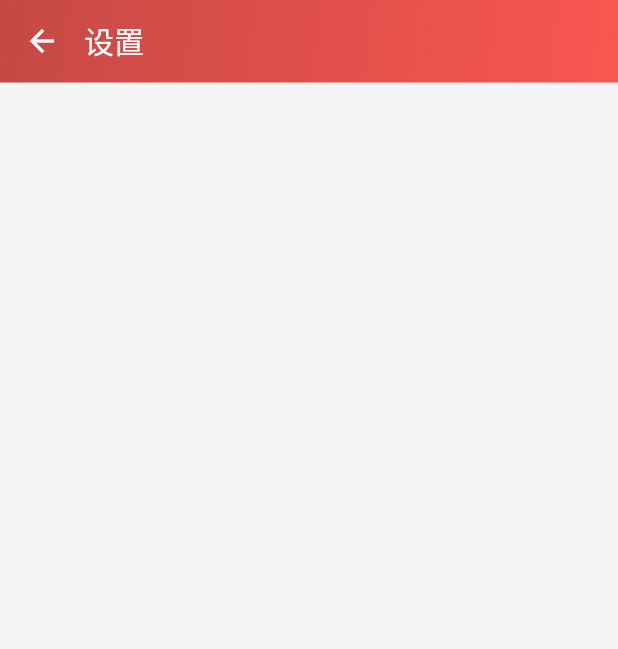
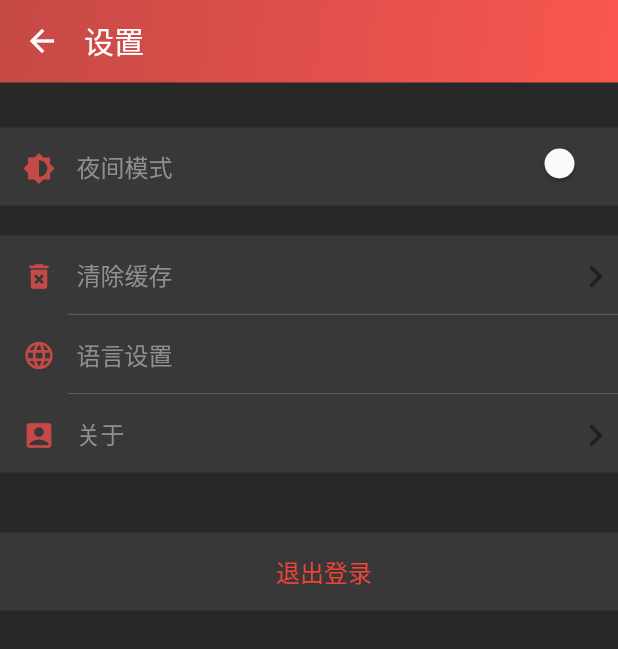
Before and after one commit to xing16/WanAndroid-Flutter, a Flutter app: the MinePage screen opened directly, after a tap on "设置", on a phone screen of 412 x 824 dp. Shown: the top 649 px of the screen. Run offline on Flutter 3.47's test engine with Material 2 defaults, Android fonts, the phone set to English and light mode, and no system bars; our stand-ins replace dio, webview_flutter; missing offline and left inert: banner; network calls fail.

Commit message:
完成设置页

```diff
--- a/lib/main.dart
+++ b/lib/main.dart
@@ -25,7 +25,7 @@ class MyApp extends StatelessWidget {
   Widget build(BuildContext context) {
     return MaterialApp(
       title: 'Flutter Demo',
-      theme: getTheme(isDarkMode: false),
+      theme: getTheme(isDarkMode: true),
       home: MainPage(),
       routes: {
         "login": (BuildContext context) => LoginPage(),
@@ -61,6 +61,9 @@ class MyApp extends StatelessWidget {
         body1: isDarkMode
             ? TextStyle(color: Colours.darkAppText)
             : TextStyle(color: Colours.appText),
+        subtitle: isDarkMode
+            ? TextStyle(color: Colors.amber)
+            : TextStyle(color: Colors.cyan),
       ),
       bottomSheetTheme: BottomSheetThemeData(
         backgroundColor:
--- a/lib/pages/home.dart
+++ b/lib/pages/home.dart
@@ -121,7 +121,9 @@ class HomePageState extends State<HomePage> {
                       dataList[index].author.isEmpty
                           ? dataList[index].shareUser
                           : dataList[index].author,
-                      style: TextStyle(),
+                      style: TextStyle(
+                        fontSize: 14,
+                      ),
                     ),
                   ),
                   Container(
@@ -145,7 +147,7 @@ class HomePageState extends State<HomePage> {
     print("casdcasdc");
     return new BannerView(
       data: ['a', 'b', 'c'],
-      height: 200,
+      height: 180,
       buildShowView: (index, data) {
         return Container(
           child: FadeInImage.assetNetwork(
--- a/lib/pages/mine.dart
+++ b/lib/pages/mine.dart
@@ -1,9 +1,9 @@
 import 'package:flutter/material.dart';
 import 'package:wanandroid_flutter/pages/settings.dart';
 import 'package:wanandroid_flutter/res/colors.dart';
+import 'package:wanandroid_flutter/widgets/bezier_clipper.dart';
 import 'package:wanandroid_flutter/widgets/gradient_appbar.dart';
-
-import '../widgets/bezier_clipper.dart';
+import 'package:wanandroid_flutter/widgets/item_creator.dart';
 
 class MinePage extends StatefulWidget {
   @override
@@ -70,7 +70,7 @@ class MinePageState extends State<MinePage> {
                                       ClipOval(
                                         child: FadeInImage.assetNetwork(
                                             placeholder:
-                                                "images/android_logo.jpg",
+                                                "images/avatar_def.png",
                                             image:
                                                 "https://user-gold-cdn.xitu.io/2019/1/9/168329d14a4d9f35",
                                             width: 80,
@@ -96,7 +96,7 @@ class MinePageState extends State<MinePage> {
                           ),
                           Column(
                             children: <Widget>[
-                              createMineItem(
+                              ItemCreator.createItem(
                                 context,
                                 Icons.favorite,
                                 "收藏",
@@ -105,9 +105,9 @@ class MinePageState extends State<MinePage> {
                                 },
                                 margin: EdgeInsets.only(top: 20),
                               ),
-                              createMineItem(
+                              ItemCreator.createItem(
                                 context,
-                                Icons.format_color_fill,
+                                Icons.color_lens,
                                 "主题颜色",
                                 () {
                                   print("ddd");
@@ -115,7 +115,23 @@ class MinePageState extends State<MinePage> {
                                 margin: EdgeInsets.only(top: 20),
                                 hasDivider: true,
                               ),
-                              createMineItem(
+                              ItemCreator.createItem(
+                                context,
+                                Icons.beach_access,
+                                "干货妹子",
+                                () {
+                                  Navigator.push(
+                                    context,
+                                    MaterialPageRoute(
+                                      builder: (BuildContext context) {
+                                        return SettingsPage();
+                                      },
+                                    ),
+                                  );
+                                },
+                                hasDivider: true,
+                              ),
+                              ItemCreator.createItem(
                                 context,
                                 Icons.settings,
                                 "设置",
@@ -129,34 +145,7 @@ class MinePageState extends State<MinePage> {
                                     ),
                                   );
                                 },
-                                hasDivider: true,
-                              ),
-                              createMineItem(
-                                context,
-                                Icons.account_box,
-                                "关于",
-                                () {
-                                  print("ddd");
-                                },
-                              ),
-                              Container(
-                                color: Theme.of(context).accentColor,
-                                padding: EdgeInsets.only(
-                                  left: 20,
-                                ),
-                                alignment: Alignment.center,
-                                margin: EdgeInsets.only(
-                                  top: 40,
-                                ),
-                                child: Text(
-                                  "退出登录",
-                                  style: TextStyle(
-                                    fontSize: 16,
-                                    color: Colors.red,
-                                  ),
-                                ),
-                                height: 52,
-                                width: screenWidth,
+                                hasDivider: false,
                               ),
                             ],
                           )
@@ -172,65 +161,4 @@ class MinePageState extends State<MinePage> {
       ),
     );
   }
-
-  createMineItem(BuildContext context, IconData icon, String text,
-      GestureTapCallback callback,
-      {EdgeInsetsGeometry margin, bool hasDivider = false}) {
-    return GestureDetector(
-      onTap: callback,
-      child: Container(
-        color: Theme.of(context).accentColor,
-        alignment: Alignment.centerLeft,
-        margin: margin,
-        padding: EdgeInsets.only(
-          left: 15,
-        ),
-        child: Column(
-          children: <Widget>[
-            Stack(
-              children: <Widget>[
-                Container(
-                  height: 52,
-                ),
-                Positioned(
-                  child: Icon(
-                    Icons.chevron_right,
-                    color: Colors.black45,
-                    size: 30,
-                  ),
-                  top: 12,
-                  right: 0,
-                ),
-                Positioned(
-                  child: Icon(
-                    icon,
-                    color: Colours.appThemeColor,
-                    size: 22,
-                  ),
-                  top: 16,
-                ),
-                Positioned(
-                  child: Text(
-                    text,
-                    style: TextStyle(
-                      fontSize: 16,
-                    ),
-                  ),
-                  left: 36,
-                  top: 14,
-                ),
-              ],
-            ),
-            Visibility(
-              visible: hasDivider,
-              child: Divider(
-                indent: 30,
-                height: 1,
-              ),
-            ),
-          ],
-        ),
-      ),
-    );
-  }
 }
--- a/lib/pages/settings.dart
+++ b/lib/pages/settings.dart
@@ -1,6 +1,7 @@
 import 'package:flutter/material.dart';
 import 'package:wanandroid_flutter/res/colors.dart';
 import 'package:wanandroid_flutter/widgets/gradient_appbar.dart';
+import 'package:wanandroid_flutter/widgets/item_creator.dart';
 
 class SettingsPage extends StatefulWidget {
   @override
@@ -10,8 +11,12 @@ class SettingsPage extends StatefulWidget {
 }
 
 class SettingsPageState extends State<SettingsPage> {
+  double screenWidth = 0;
+  bool isDarkMode = false;
+
   @override
   Widget build(BuildContext context) {
+    screenWidth = MediaQuery.of(context).size.width;
     return Scaffold(
       appBar: GradientAppBar.create(
         context,
@@ -19,7 +24,121 @@ class SettingsPageState extends State<SettingsPage> {
         Color(0xfffa5650),
         title: "设置",
       ),
-      body: Container(),
+      body: Column(
+        children: <Widget>[
+          Container(
+            padding: EdgeInsets.only(
+              left: 15,
+              right: 0,
+            ),
+            margin: EdgeInsets.only(
+              top: 30,
+            ),
+            color: Theme.of(context).accentColor,
+            child: Stack(
+              children: <Widget>[
+                Container(
+                  height: 52,
+                ),
+                Positioned(
+                  child: Switch(
+                      activeColor: Colours.appThemeColor,
+                      inactiveTrackColor: Theme.of(context).accentColor,
+                      value: isDarkMode,
+                      onChanged: (value) {
+                        setState(() {
+                          isDarkMode = !isDarkMode;
+                        });
+                      }),
+                  right: 0,
+                ),
+                Positioned(
+                  child: Icon(
+                    Icons.brightness_6,
+                    color: Colours.appThemeColor,
+                    size: 22,
+                  ),
+                  top: 16,
+                ),
+                Positioned(
+                  child: Text(
+                    "夜间模式",
+                    style: TextStyle(
+                      fontSize: 16,
+                    ),
+                  ),
+                  left: 36,
+                  top: 14,
+                ),
+              ],
+            ),
+          ),
+          ItemCreator.createItem(
+            context,
+            Icons.delete_forever,
+            "清除缓存",
+            () {
+              Navigator.push(
+                context,
+                MaterialPageRoute(
+                  builder: (BuildContext context) {
+                    return SettingsPage();
+                  },
+                ),
+              );
+            },
+            margin: EdgeInsets.only(
+              top: 20,
+            ),
+            hasDivider: true,
+          ),
+          ItemCreator.createItem(
+            context,
+            Icons.language,
+            "语言设置",
+            () {
+              Navigator.push(
+                context,
+                MaterialPageRoute(
+                  builder: (BuildContext context) {
+                    return SettingsPage();
+                  },
+                ),
+              );
+            },
+            hasDivider: true,
+            showMore: false,
+          ),
+          ItemCreator.createItem(
+            context,
+            Icons.account_box,
+            "关于",
+            () {
+              print("ddd");
+            },
+          ),
+          Container(
+            color: Theme.of(context).accentColor,
+            padding: EdgeInsets.only(
+              left: 20,
+            ),
+            alignment: Alignment.center,
+            margin: EdgeInsets.only(
+              top: 40,
+              bottom: 40,
+            ),
+            child: Text(
+              "退出登录",
+              style: TextStyle(
+                fontSize: 16,
+                color: Colors.red,
+              ),
+            ),
+            height: 52,
+            width: screenWidth,
+          ),
+        ],
+      ),
     );
   }
 }
--- a/lib/res/colors.dart
+++ b/lib/res/colors.dart
@@ -7,7 +7,7 @@ class Colours {
   static const Color appText = Color(0xff222222);
   static const Color appBackground = Color(0xfff5f5f5);
   static const Color app = Color(0xffffffff);
-  static const Color appDivider = Color(0xffbbbbbb);
+  static const Color appDivider = Color(0xffe5e5e5);
 
   /// -------- dark mode color ----------- ///
   static const Color darkAppBackground = Color(0xff282828);
--- a/lib/widgets/bei_path.dart
+++ b/lib/widgets/bei_path.dart
@@ -1,6 +1,5 @@
 import 'package:flutter/cupertino.dart';
 import 'package:flutter/material.dart';
-import 'package:flutter/material.dart' as prefix0;
 
 class PathPainter extends CustomPainter {
   Paint mPaint = new Paint()
--- /dev/null
+++ b/lib/widgets/item_creator.dart
@@ -0,0 +1,71 @@
+import 'package:flutter/cupertino.dart';
+import 'package:flutter/material.dart';
+import 'package:wanandroid_flutter/res/colors.dart';
+
+class ItemCreator {
+  static createItem(BuildContext context, IconData icon, String text,
+      GestureTapCallback callback,
+      {EdgeInsetsGeometry margin,
+      bool hasDivider = false,
+      bool showMore = true}) {
+    return GestureDetector(
+      onTap: callback,
+      child: Container(
+        color: Theme.of(context).accentColor,
+        alignment: Alignment.centerLeft,
+        margin: margin,
+        padding: EdgeInsets.only(
+          left: 15,
+        ),
+        child: Column(
+          children: <Widget>[
+            Stack(
+              children: <Widget>[
+                Container(
+                  height: 52,
+                ),
+                Positioned(
+                  child: Visibility(
+                    visible: showMore,
+                    child: Icon(
+                      Icons.chevron_right,
+                      color: Colors.black45,
+                      size: 30,
+                    ),
+                  ),
+                  top: 12,
+                  right: 0,
+                ),
+                Positioned(
+                  child: Icon(
+                    icon,
+                    color: Colours.appThemeColor,
+                    size: 22,
+                  ),
+                  top: 16,
+                ),
+                Positioned(
+                  child: Text(
+                    text,
+                    style: TextStyle(
+                      fontSize: 16,
+                    ),
+                  ),
+                  left: 36,
+                  top: 14,
+                ),
+              ],
+            ),
+            Visibility(
+              visible: hasDivider,
+              child: Divider(
+                indent: 30,
+                height: 1,
+              ),
+            ),
+          ],
+        ),
+      ),
+    );
+  }
+}
--- a/pubspec.yaml
+++ b/pubspec.yaml
@@ -48,6 +48,7 @@ flutter:
   assets:
     - images/avatar.jpeg
     - images/android_logo.jpg
+    - images/avatar_def.png
 
   # An image asset can refer to one or more resolution-specific "variants", see
   # https://flutter.dev/assets-and-images/#resolution-aware.
```
Also changed, not shown: lib/pages/about.dart (added, +33 -0 lines), lib/pages/system.dart (+9 -1 lines), lib/pages/webview.dart (+6 -3 lines), images/avatar_def.png (added), 6 other files.
